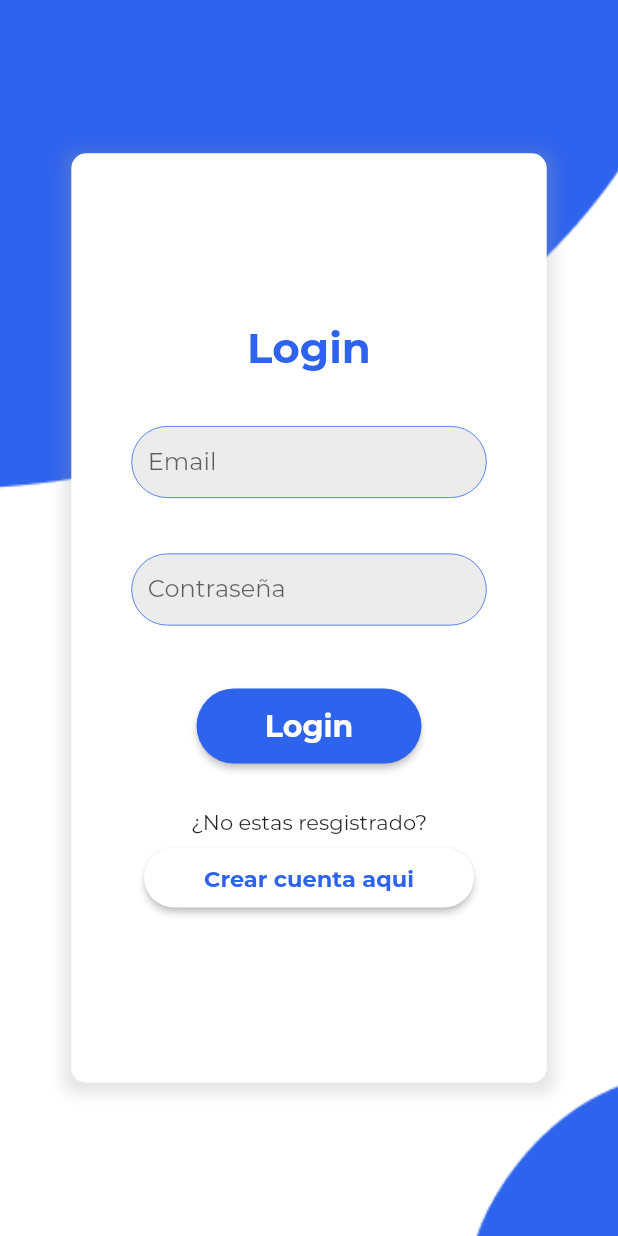
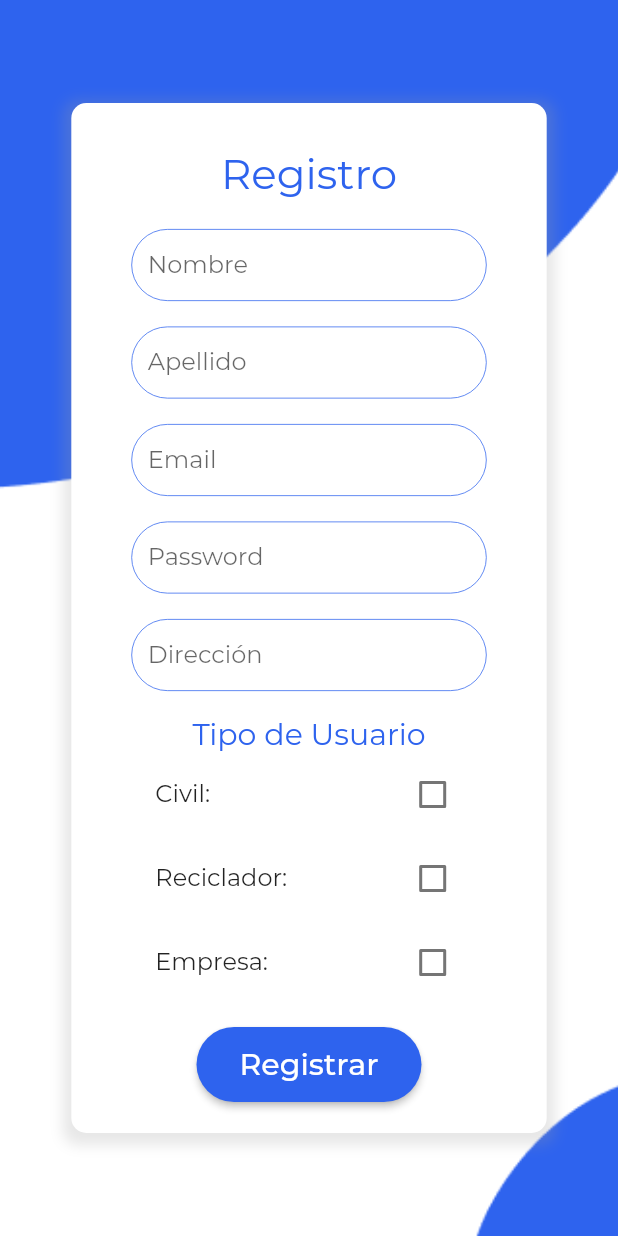
Before and after one commit to Jcss1462/reciclajeApp, a Flutter app: the screen it shows after launch, after a tap on "Crear cuenta aqui", on a phone screen of 412 x 824 dp. Run offline on Flutter 3.47's test engine with Material 2 defaults, Android fonts, the phone set to English and light mode, and no system bars; our stand-ins replace firebase_core; accounts and stored records are empty.

Commit message:
merge con registro

```diff
--- a/lib/core/constants.dart
+++ b/lib/core/constants.dart
@@ -1,6 +1,7 @@
 //import 'package:flutter_dotenv/flutter_dotenv.dart';
 
 const String intialRoute = '/';
+const String registerRoute = '/registro';
 
 
 
--- a/lib/core/routers.dart
+++ b/lib/core/routers.dart
@@ -9,6 +9,8 @@ class Routers {
     switch (settings.name) {
       case intialRoute:
         return MaterialPageRoute(builder: (_) => Login());
+      case registerRoute:
+        return MaterialPageRoute(builder: (_) => RegistroPage());
       default:
         return MaterialPageRoute(
           builder: (_) => Scaffold(
--- a/lib/page/index.dart
+++ b/lib/page/index.dart
@@ -1 +1,2 @@
 export './login.dart';
+export './registro.dart';
--- a/lib/page/login.dart
+++ b/lib/page/login.dart
@@ -1,4 +1,5 @@
 import 'package:flutter/material.dart';
+import 'package:reciclaje_app/core/constants.dart';
 
 class Login extends StatefulWidget {
   const Login({Key key}) : super(key: key);
@@ -170,7 +171,7 @@ class _LoginState extends State<Login> {
                               color: Color.fromRGBO(46, 99, 238, 1)),
                         ),
                         //valido y guardo
-                        onPressed: () async {},
+                        onPressed:  () => Navigator.pushNamed(context, registerRoute),
                         shape: RoundedRectangleBorder(
                           borderRadius: BorderRadius.circular(30.0),
                         ),
--- /dev/null
+++ b/lib/page/registro.dart
@@ -0,0 +1,336 @@
+import 'package:flutter/material.dart';
+
+import  'package:reciclaje_app/page/index.dart';
+
+class RegistroPage extends StatefulWidget {
+  const RegistroPage({Key key}) : super(key: key);
+
+  @override
+  _RegitroState createState() => _RegitroState();
+}
+
+class _RegitroState extends State<RegistroPage> {
+  final formKey = GlobalKey<FormState>();
+
+  String nombre;
+  String apellido;
+  String email;
+  String password;
+  String direccion;
+
+  String usuario;
+
+  final allChecked = CheckBoxModal(title: "Al checked");
+  final checkBoxList = [
+    CheckBoxModal(
+        title: 'Civil: ',
+        descripcion:
+            'Solicita que uno de nuestro Recicaldores recoja tus residuos reciclables.'),
+    CheckBoxModal(
+        title: 'Reciclador:',
+        descripcion:
+            'Obten Ingresos recogiendo residuos reciclables a travez de la ciudad y vendiendolos a empresas verdes.'),
+    CheckBoxModal(
+        title: 'Empresa: ',
+        descripcion:
+            'Usa esta app para programar y gestionar la recolección de los residuos reciclables que necesites para tu producción.')
+  ];
+
+  @override
+  Widget build(BuildContext context) {
+    return Scaffold(
+      body: new Stack(
+        children: <Widget>[
+          new Container(
+            decoration: new BoxDecoration(
+              image: new DecorationImage(
+                image: new AssetImage(
+                    "assets/images/background.png"),
+                fit: BoxFit.cover,
+              ),
+            ),
+          ),
+
+          //Recuadro Blanco
+          new Center(
+            child: Container(
+              width: MediaQuery.of(context).size.width / 1.3,
+              height: MediaQuery.of(context).size.height / 1.2,
+              decoration: BoxDecoration(
+                borderRadius: BorderRadius.circular(10),
+                color: Colors.white,
+                boxShadow: [
+                  BoxShadow(
+                    color: Colors.grey.withOpacity(0.25),
+                    spreadRadius: 5,
+                    blurRadius: 7,
+                    offset: Offset(0, 3),
+                  ),
+                ],
+              ),
+              child: Center(
+                  //Formulario
+                  child: SingleChildScrollView(
+                padding: EdgeInsets.only(
+                    top: 30.0, bottom: 30.0, left: 40, right: 40),
+                child: Column(
+                  children: [
+                    Text(
+                      "Registro",
+                      style: TextStyle(
+                          color: Color.fromRGBO(46, 99, 238, 1), fontSize: 28),
+                    ),
+                    SizedBox(height: 20),
+                    Form(
+                      key: formKey,
+                      child: Column(
+                        children: [
+                          //Campos
+                          Container(
+                            height: 50,
+                            //Nombre
+                            child: TextFormField(
+                              decoration: InputDecoration(
+                                hintText: "Nombre",
+                                contentPadding: EdgeInsets.all(11),
+                                enabledBorder: OutlineInputBorder(
+                                  borderRadius: BorderRadius.circular(30.0),
+                                  borderSide: BorderSide(
+                                    color: Color.fromRGBO(46, 99, 238, 1),
+                                    width: 0.5,
+                                  ),
+                                ),
+                              ),
+
+                              //Validacion
+                              onSaved: (value) {
+                                nombre = value;
+                              },
+                              validator: (value) {
+                                if (value.isEmpty) {
+                                  return "llenar el campo";
+                                } else {
+                                  return null;
+                                }
+                              },
+                            ),
+                          ),
+
+                          //Apellido
+                          SizedBox(height: 15),
+                          Container(
+                            height: 50,
+                            child: TextFormField(
+                              decoration: InputDecoration(
+                                hintText: "Apellido",
+                                contentPadding: EdgeInsets.all(11),
+                                enabledBorder: OutlineInputBorder(
+                                  borderRadius: BorderRadius.circular(30.0),
+                                  borderSide: BorderSide(
+                                    color: Color.fromRGBO(46, 99, 238, 1),
+                                    width: 0.5,
+                                  ),
+                                ),
+                              ),
+
+                              //Validacion
+                              onSaved: (value) {
+                                apellido = value;
+                              },
+                              validator: (value) {
+                                if (value.isEmpty) {
+                                  return "llenar el campo";
+                                } else {
+                                  return null;
+                                }
+                              },
+                            ),
+                          ),
+
+                          //Email
+                          SizedBox(height: 15),
+                          Container(
+                            height: 50,
+                            child: TextFormField(
+                              decoration: InputDecoration(
+                                hintText: "Email",
+                                contentPadding: EdgeInsets.all(11),
+                                enabledBorder: OutlineInputBorder(
+                                  borderRadius: BorderRadius.circular(30.0),
+                                  borderSide: BorderSide(
+                                    color: Color.fromRGBO(46, 99, 238, 1),
+                                    width: 0.5,
+                                  ),
+                                ),
+                              ),
+
+                              //validacion
+                              onSaved: (value) {
+                                email = value;
+                              },
+                              validator: (value) {
+                                if (value.isEmpty) {
+                                  return "llenar el campo";
+                                } else {
+                                  return null;
+                                }
+                              },
+                            ),
+                          ),
+
+                          //password
+                          SizedBox(height: 15),
+                          Container(
+                            height: 50,
+                            child: TextFormField(
+                              decoration: InputDecoration(
+                                hintText: "Password",
+                                contentPadding: EdgeInsets.all(11),
+                                enabledBorder: OutlineInputBorder(
+                                  borderRadius: BorderRadius.circular(30.0),
+                                  borderSide: BorderSide(
+                                    color: Color.fromRGBO(46, 99, 238, 1),
+                                    width: 0.5,
+                                  ),
+                                ),
+                              ),
+
+                              //validacion
+                              onSaved: (value) {
+                                password = value;
+                              },
+                              validator: (value) {
+                                if (value.isEmpty) {
+                                  return "llenar el campo";
+                                } else {
+                                  return null;
+                                }
+                              },
+                            ),
+                          ),
+
+                          //direccion
+                          SizedBox(height: 15),
+                          Container(
+                            height: 50,
+                            child: TextFormField(
+                              decoration: InputDecoration(
+                                hintText: "Dirección",
+                                contentPadding: EdgeInsets.all(11),
+                                enabledBorder: OutlineInputBorder(
+                                  borderRadius: BorderRadius.circular(30.0),
+                                  borderSide: BorderSide(
+                                    color: Color.fromRGBO(46, 99, 238, 1),
+                                    width: 0.5,
+                                  ),
+                                ),
+                              ),
+
+                              //validacion
+                              onSaved: (value) {
+                                direccion = value;
+                              },
+                              validator: (value) {
+                                if (value.isEmpty) {
+                                  return "llenar el campo";
+                                } else {
+                                  return null;
+                                }
+                              },
+                            ),
+                          ),
+                          //Check Box
+                          SizedBox(height: 15),
+                          new Column(
+                            children: [
+                              Text(
+                                "Tipo de Usuario",
+                                style: TextStyle(
+                                    color: Color.fromRGBO(46, 99, 238, 1),
+                                    fontSize: 20),
+                              ),
+                              ...checkBoxList
+                                  .map(
+                                    (item) => CheckboxListTile(
+                                      title: Text(item.title),
+                                      value: item.value,
+                                      onChanged: (val) {
+                                        setState(() {
+                                          item.value = val;
+                                          if (val == true) {
+                                            usuario = item.title;
+                                          }
+                                        });
+                                      },
+                                    ),
+                                  )
+                                  .toList()
+                            ],
+                          ),
+                        ],
+                      ),
+                    ),
+                    SizedBox(height: 15),
+                    MaterialButton(
+                      height: 50,
+                      minWidth: 150,
+                      color: Color.fromRGBO(46, 99, 238, 1),
+                      textColor: Colors.white,
+                      child: new Text(
+                        "Registrar",
+                        style: TextStyle(fontSize: 20),
+                      ),
+
+                      //Registrar
+
+                      onPressed: () async {
+                        if (formKey.currentState.validate()) {
+                          formKey.currentState.save();
+                          debugPrint(this.nombre);
+                          debugPrint(this.apellido);
+                          debugPrint(this.email);
+                          debugPrint(this.password);
+                          debugPrint(this.direccion);
+                          debugPrint(this.usuario);
+                        }
+                        showDialog(
+                          context: context,
+                          builder: (context) => AlertDialog(
+                            title: Text("Usuario Registrado"),
+                            content:
+                                Text("El Usuario fue Registrado Correctamenta"),
+                            actions: <Widget>[
+                              TextButton(
+                                child: Text('Ok'),
+                                onPressed: () {
+                                  Navigator.push(
+                                      context,
+                                      MaterialPageRoute(
+                                          builder: (context) => Login()));
+                                },
+                              ),
+                            ],
+                          ),
+                        );
+                      },
+                      shape: RoundedRectangleBorder(
+                        borderRadius: BorderRadius.circular(30.0),
+                      ),
+                    )
+                  ],
+                ),
+              )),
+            ),
+          ),
+        ],
+      ),
+    );
+  }
+}
+
+class CheckBoxModal {
+  String title;
+  String descripcion;
+  bool value;
+  CheckBoxModal({@required this.title, this.descripcion, this.value = false});
+}
```
